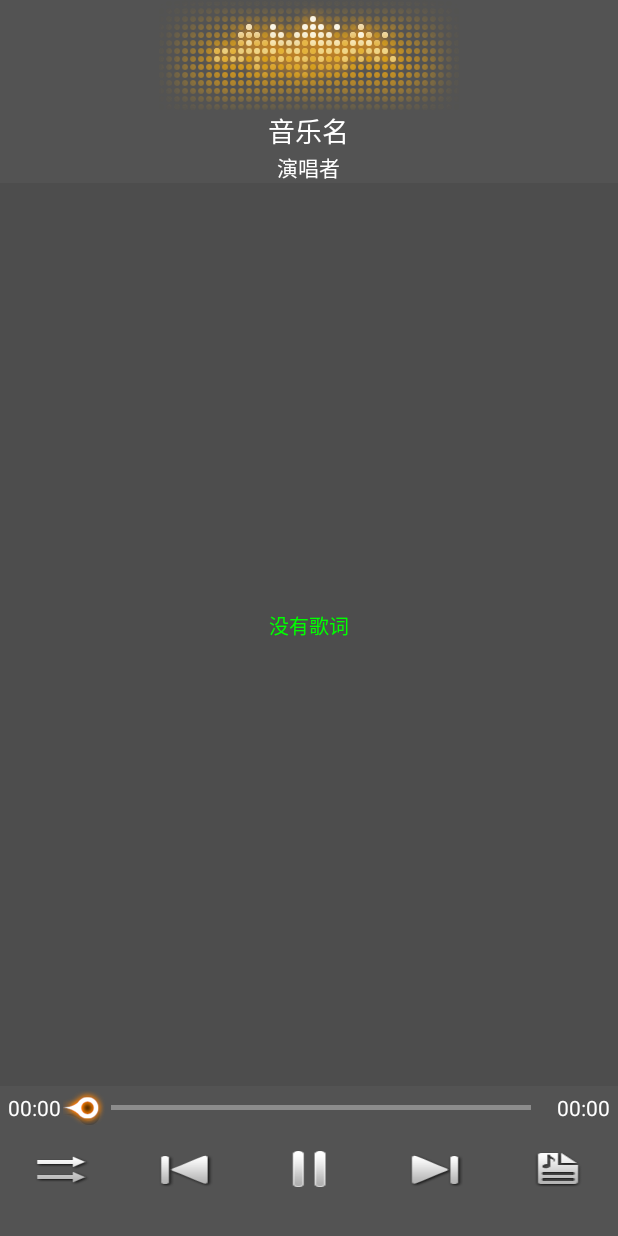
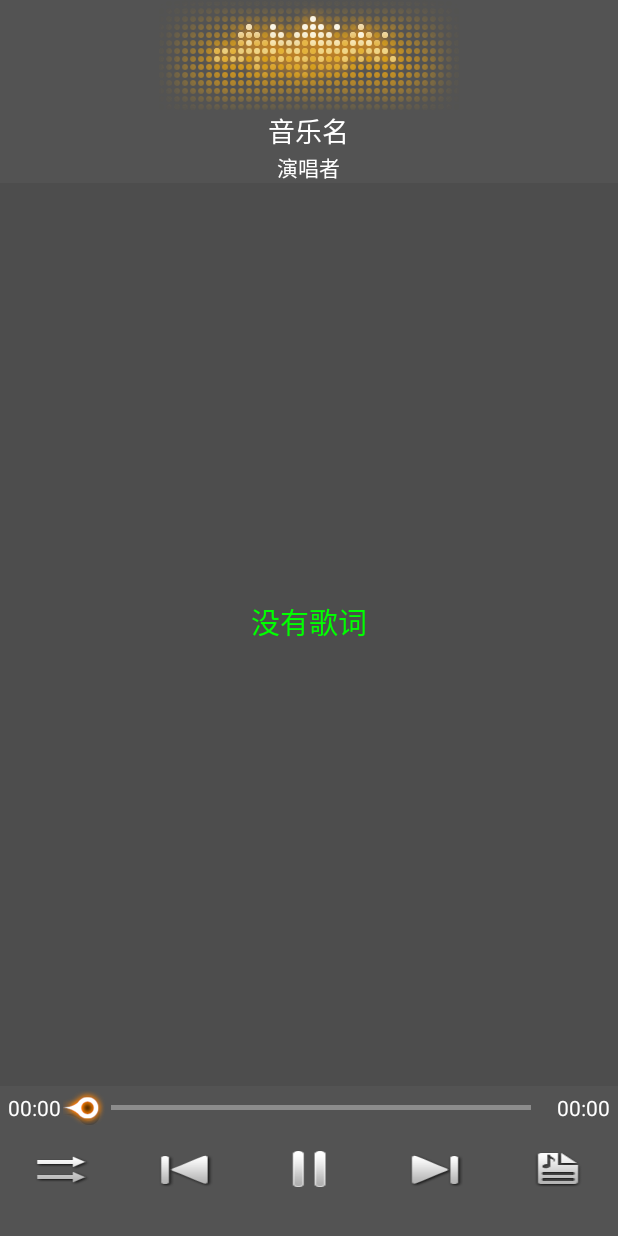
Before and after one commit to chenxiaozong/MobileMediaPlayer, an Android app: the AudioPlayerActivity screen opened directly, with no data from a screen before it, on a phone screen of 412 x 824 dp. Run offline under Robolectric (Android 15) with nearby library versions, the phone set to English and light mode, and no system bars; 2 statements that could not run were skipped.

Commit message:
add music lyrics 设置为 audioname.lrc

```diff
--- a/app/src/main/java/com/example/chen/mobilemediaplayer/base/pager/NativeAudioPager.java
+++ b/app/src/main/java/com/example/chen/mobilemediaplayer/base/pager/NativeAudioPager.java
@@ -118,7 +118,7 @@ public class NativeAudioPager extends BaseFragment {
 
     /**
      * 1. 扫描本地音乐数据:
-     * 2. 其中音乐歌词文件默认设置为:String.valueOf(Environment.getExternalStorageDirectory() + "/beijing.txt")
+     * 2. 其中歌词文件地址可以根据歌词路径下创建 lyrics 文件夹下
      */
     private void getDataFromLocal() {
 
@@ -152,7 +152,6 @@ public class NativeAudioPager extends BaseFragment {
                         String artist = cursor.getString(4);
 
                         MediaItem mediaItem = new MediaItem(name,artist,data,size,duration);
-                        mediaItem.setLyricUrl(lyricUrl);
                         mediaItems.add(mediaItem);//将视频添加到list
                     }
                     cursor.close();
--- a/app/src/main/java/com/example/chen/mobilemediaplayer/service/MusicPlayService.java
+++ b/app/src/main/java/com/example/chen/mobilemediaplayer/service/MusicPlayService.java
@@ -313,7 +313,7 @@ public class MusicPlayService extends Service {
      * 得到音频路径
      */
     private String getAudioPath() {
-        return null;
+        return items.get(position).getData();//返回文件路径
     }
 
     /**
--- /dev/null
+++ b/app/src/main/java/com/example/chen/mobilemediaplayer/utils/DensityUtils.java
@@ -0,0 +1,26 @@
+package com.example.chen.mobilemediaplayer.utils;
+
+import android.content.Context;
+
+/**
+ * Created by chen on 2017/3/15.
+ * dp-> px 像素转化工具将dp 装换成对应屏幕的dp
+ */
+
+public class DensityUtils {
+    /**
+     * 根据手机的分辨率从 dip 的单位 转成为 px(像素)
+     */
+    public static int dip2px(Context context, float dpValue) {
+        final float scale = context.getResources().getDisplayMetrics().density;
+        return (int) (dpValue * scale + 0.5f);
+    }
+
+    /**
+     * 根据手机的分辨率从 px(像素) 的单位 转成为 dp
+     */
+    public static int px2dip(Context context, float pxValue) {
+        final float scale = context.getResources().getDisplayMetrics().density;
+        return (int) (pxValue / scale + 0.5f);
+    }
+}
--- a/app/src/main/java/com/example/chen/mobilemediaplayer/view/ShowLyricView.java
+++ b/app/src/main/java/com/example/chen/mobilemediaplayer/view/ShowLyricView.java
@@ -10,7 +10,10 @@ import android.util.Log;
 import android.widget.TextView;
 
 import com.example.chen.mobilemediaplayer.domain.Lyric;
+import com.example.chen.mobilemediaplayer.utils.DensityUtils;
 import com.example.chen.mobilemediaplayer.utils.LrcUtils;
+
+import org.xutils.common.util.DensityUtil;
 
 import java.io.File;
 
@@ -34,7 +37,7 @@ public class ShowLyricView extends TextView {
     private int width;
     private int hight;
     private int index ; //当前行在歌词列表中的索引
-    private int textHight = 20; //一行歌词文本所占高度
+    private int textHight ; //一行歌词文本所占高度
     private int showTime; //某一行应该显示的时间
     private int timePoint; //某一行开始显示的时间戳
 
@@ -62,7 +65,7 @@ public class ShowLyricView extends TextView {
     public ShowLyricView(Context context, @Nullable AttributeSet attrs, int defStyleAttr) {
         super(context, attrs, defStyleAttr);
 
-        initView();
+        initView(context);
 
 
     }
@@ -70,12 +73,16 @@ public class ShowLyricView extends TextView {
     /**
      * 初始化试图
      */
-    private void initView() {
+    private void initView(Context context) {
+        textHight = DensityUtils.dip2px(context,16);//15dp -->像素
+
+        Log.d("ShowLyricView", "textHight:" + textHight);
+
         setLyricUrl(lyricUrl);
 
         paint = new Paint();
         paint.setColor(Color.GREEN);
-        paint.setTextSize(20);
+        paint.setTextSize(textHight+5);
 
         paint.setAntiAlias(true);       //设置抗锯齿
         paint.setTextAlign(Paint.Align.CENTER);//居中对齐
@@ -83,7 +90,7 @@ public class ShowLyricView extends TextView {
 
         whitePaint = new Paint();
         whitePaint.setColor(Color.WHITE);
-        whitePaint.setTextSize(20);
+        whitePaint.setTextSize(textHight);
 
         whitePaint.setAntiAlias(true);       //设置抗锯齿
         whitePaint.setTextAlign(Paint.Align.CENTER);//居中对齐
@@ -129,7 +136,7 @@ public class ShowLyricView extends TextView {
             int tempY = hight / 2;
             for (int i = index - 1; i > 0; i--) {
                 String preContent = lyric.getLineLyrics().get(i).getContent();
-                tempY = tempY - textHight;
+                tempY = tempY - textHight-textHight/2; //textHight/4 为设置的行间距
                 if (tempY < 0) {
                     break;
                 }
@@ -140,7 +147,7 @@ public class ShowLyricView extends TextView {
             tempY = hight / 2;
             for (int i = index + 1; i < lyric.getLineLyrics().size(); i++) {
                 String preContent = lyric.getLineLyrics().get(i).getContent();
-                tempY = tempY + textHight;
+                tempY = tempY + textHight+textHight/2;
                 if (tempY > hight) {
                     break;
                 }
```
Also changed, not shown: app/src/main/java/com/example/chen/mobilemediaplayer/activity/AudioPlayerActivity.java (+8 -4 lines), app/src/main/java/com/example/chen/mobilemediaplayer/domain/MediaItem.java (+0 -8 lines).
